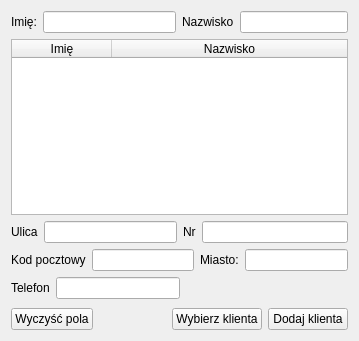
Qt form sprzedawca_klient.ui (igrek51/psbd_moto_sklep) before a commit.
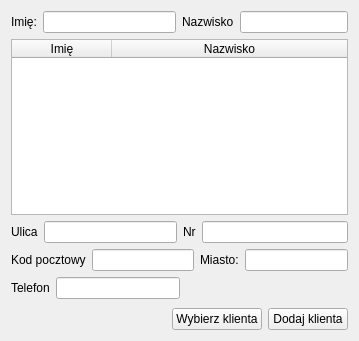
The same form after that commit.

What changed in the file:
```diff
--- a/sprzedawca_klient.ui
+++ b/sprzedawca_klient.ui
@@ -186,13 +186,6 @@
       </item>
       <item>
        <layout class="QHBoxLayout" name="horizontalLayout_18">
-        <item>
-         <widget class="QPushButton" name="pushButton_4">
-          <property name="text">
-           <string>Wyczyść pola</string>
-          </property>
-         </widget>
-        </item>
         <item>
          <spacer name="horizontalSpacer_4">
           <property name="orientation">
```
